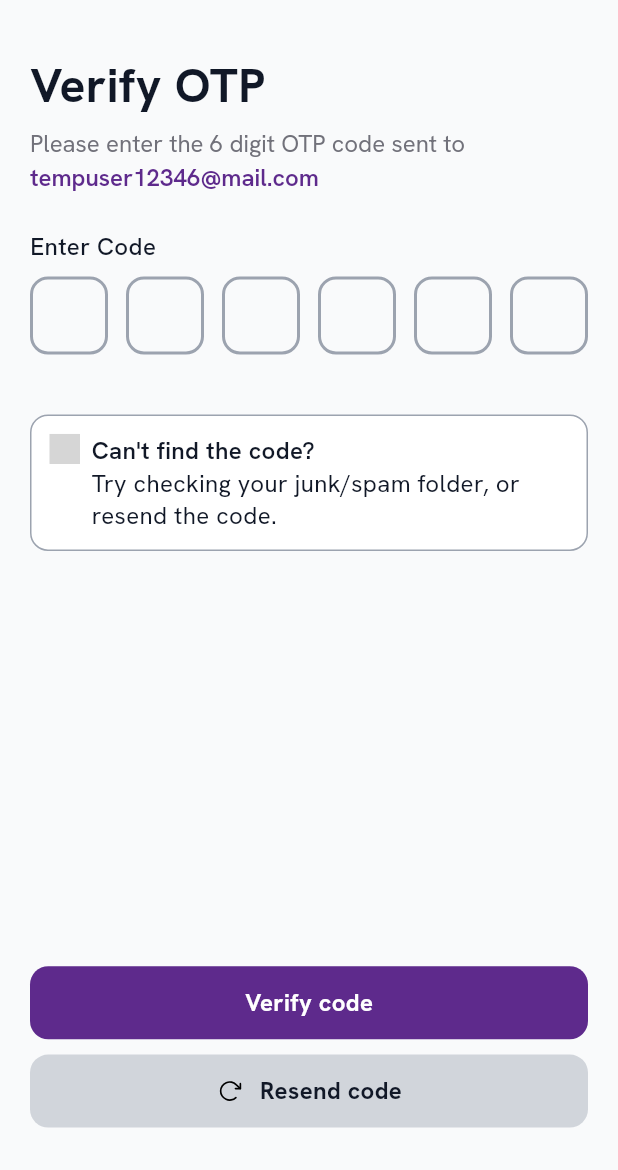
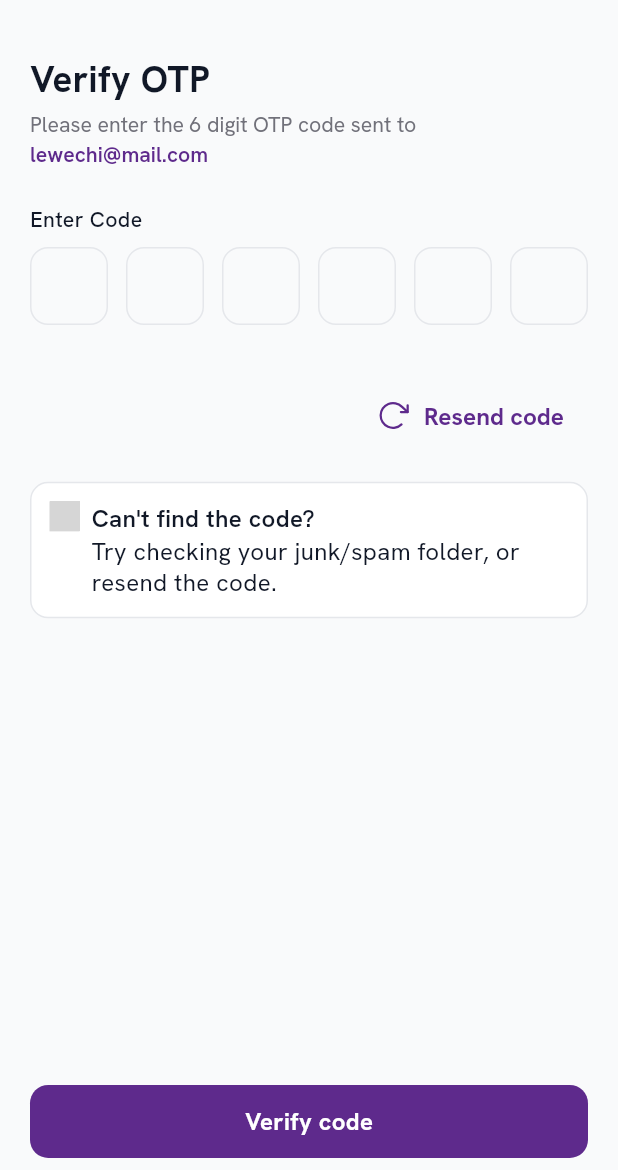
Before and after one commit to SafeVault/vestrollmobile, a Flutter app: the VerifyOtpScreen screen opened by its route, on a phone screen of 412 x 824 dp, the part 66-1236 px from its top. Run offline on Flutter 3.47's test engine with Material 3 defaults, Android fonts, the phone set to English and light mode, and no system bars; drawn by our look-alikes of pin_code_fields; our stand-ins replace bloc, bloc_concurrency, email_validator, equatable, flutter_bloc, flutter_screenutil and 6 more; accounts and stored records are empty; project files that could hold a hidden picture were left out; grey boxes are pictures that could not be loaded.

Commit message:
feat: reset password screen

```diff
--- a/lib/core/navigation/app_router.dart
+++ b/lib/core/navigation/app_router.dart
@@ -5,6 +5,7 @@ import 'package:go_router/go_router.dart';
 import 'package:vestrollmobile/core/navigation/routes_constant.dart';
 import 'package:vestrollmobile/core/utils/enums/biometric_enum.dart';
 import 'package:vestrollmobile/modules/authentication/presentation/screens/login_screen.dart';
+import 'package:vestrollmobile/modules/authentication/presentation/screens/new_password.dart';
 import 'package:vestrollmobile/modules/authentication/presentation/screens/pin_code_screen.dart';
 import 'package:vestrollmobile/modules/authentication/presentation/screens/profile_creation_success_screen.dart';
 import 'package:vestrollmobile/modules/authentication/presentation/screens/address_details_screen.dart';
@@ -100,6 +101,29 @@ class AppRouter {
           return CustomTransitionPage(
             key: state.pageKey,
             child: VerifyOtpScreen(),
+            transitionsBuilder: (
+              context,
+              animation,
+              secondaryAnimation,
+              child,
+            ) {
+              return FadeTransition(
+                opacity: CurveTween(
+                  curve: Curves.easeInOutCirc,
+                ).animate(animation),
+                child: child,
+              );
+            },
+          );
+        },
+      ),
+      GoRoute(
+        path: '/newPassword',
+        name: RouteConstants.newPassword,
+        pageBuilder: (context, state) {
+          return CustomTransitionPage(
+            key: state.pageKey,
+            child: NewPassword(),
             transitionsBuilder: (
               context,
               animation,
--- a/lib/core/navigation/routes_constant.dart
+++ b/lib/core/navigation/routes_constant.dart
@@ -25,4 +25,5 @@ class RouteConstants {
   static const String analytics = 'analytics';
   static const String resetPassword = 'resetPassword';
   static const String verifyOtpScreen = 'verifyOtpScreen';
+  static const String newPassword = 'newPassword';
 }
--- a/lib/core/utils/assets_folder/assets.dart
+++ b/lib/core/utils/assets_folder/assets.dart
@@ -18,6 +18,7 @@ class AppAssets {
   static String ninSlipImage = '$defifundrIconPath/nin_slip.png';
   static String person = '${defifundrIconPath}person.svg';
   static String crossEye = '${defifundrIconPath}cross_eye.svg';
+  static String eyeIcon = '${defifundrIconPath}eye_icon.svg';
   static String arrowRightCurve = '${defifundrIconPath}arrow_right.svg';
   static String headset = '${defifundrIconPath}headset.svg';
   static String googleIcon = '${defifundrIconPath}googleIcon.svg';
--- a/lib/core/utils/managers/app_text.dart
+++ b/lib/core/utils/managers/app_text.dart
@@ -18,8 +18,9 @@ class AppTexts {
   static String enterCode = "Enter Code";
   static String cantFindCode = "Can't find the code?";
   static String cantFindCodeDesc = "Code not received? ";
-  static String invalidOTPCode = "Invalid OTP code";
-  static String invalidOTPCodeDesc = "Please enter a valid OTP code";
+  static String invalidOTPCode = "OTP code incorrect!";
+  static String invalidOTPCodeDesc =
+      "The OTP code you entered is incorrect. Please double-check and try again.";
   static String otpCodeResent = "OTP code resent";
   static String otpCodeResentDesc = "A new code has been sent to your email";
 
--- a/lib/modules/authentication/presentation/screens/verify_otp_screen.dart
+++ b/lib/modules/authentication/presentation/screens/verify_otp_screen.dart
@@ -6,7 +6,9 @@ import 'package:flutter/material.dart';
 import 'package:flutter_bloc/flutter_bloc.dart';
 import 'package:flutter_screenutil/flutter_screenutil.dart';
 import 'package:flutter_svg/svg.dart';
+import 'package:go_router/go_router.dart';
 import 'package:pin_code_fields/pin_code_fields.dart';
+import 'package:vestrollmobile/core/navigation/routes_constant.dart';
 import 'package:vestrollmobile/core/utils/assets_folder/assets.dart';
 import 'package:vestrollmobile/core/utils/managers/app_text.dart';
 import 'package:vestrollmobile/core/utils/managers/config.dart';
@@ -62,7 +64,7 @@ class _VerifyOtpScreenState extends State<VerifyOtpScreen> {
       return;
     }
 
-    // context.pushNamed(RouteConstants.newPassword);
+    context.pushNamed(RouteConstants.newPassword);
   }
 
   void _handleResendOtp() {
@@ -93,14 +95,14 @@ class _VerifyOtpScreenState extends State<VerifyOtpScreen> {
           children: [
             SizedBox(height: 20.h),
             _buildHeader(colors, fonts),
-            const SizedBox(height: 24),
+            SizedBox(height: 24.h),
             _buildOtpInput(colors, fonts),
-            const SizedBox(height: 24),
+            SizedBox(height: 20.h),
+            _buildResendButton(colors, fonts),
+            SizedBox(height: 20.h),
             _buildInfoCard(colors, fonts),
             const Expanded(child: SizedBox()),
             _buildVerifyButton(),
-            SizedBox(height: 10.sp),
-            _buildResendButton(colors, fonts),
             _buildBottomSpacing(),
           ],
         ),
@@ -115,7 +117,7 @@ class _VerifyOtpScreenState extends State<VerifyOtpScreen> {
     return Column(
       crossAxisAlignment: CrossAxisAlignment.start,
       children: [
-        Text("Verify OTP", style: fonts.heading2Bold),
+        Text("Verify OTP", style: fonts.heading2Bold.copyWith(fontSize: 24.sp)),
         const SizedBox(height: 4),
         BlocBuilder<ForgotPasswordBloc, ForgotPasswordState>(
           buildWhen:
@@ -127,12 +129,14 @@ class _VerifyOtpScreenState extends State<VerifyOtpScreen> {
                 text: "Please enter the 6 digit OTP code sent to ",
                 style: fonts.textMdRegular.copyWith(
                   color: colors.textSecondary,
+                  fontSize: 14.sp,
                 ),
                 children: [
                   TextSpan(
-                    text: state.emailAddress ?? 'tempuser12346@mail.com',
+                    text: state.emailAddress ?? 'lewechi@mail.com',
                     style: fonts.textMdSemiBold.copyWith(
                       color: colors.brandDefault,
+                      fontSize: 14.sp,
                     ),
                   ),
                 ],
@@ -152,7 +156,10 @@ class _VerifyOtpScreenState extends State<VerifyOtpScreen> {
     return Column(
       crossAxisAlignment: CrossAxisAlignment.start,
       children: [
-        Text(AppTexts.enterCode, style: fonts.textMdMedium),
+        Text(
+          AppTexts.enterCode,
+          style: fonts.textMdMedium.copyWith(fontSize: 14.sp),
+        ),
         const SizedBox(height: 8),
         BlocConsumer<ForgotPasswordBloc, ForgotPasswordState>(
           listener: (context, state) {
@@ -196,9 +203,9 @@ class _VerifyOtpScreenState extends State<VerifyOtpScreen> {
                 borderRadius: BorderRadius.circular(12),
                 fieldWidth: 52,
                 fieldHeight: 52,
-                borderWidth: 2,
+                borderWidth: 1,
                 activeColor: _hasError ? colors.red500 : colors.brandDefault,
-                inactiveColor: _hasError ? colors.red500 : colors.gray400,
+                inactiveColor: _hasError ? colors.red500 : colors.gray200,
                 selectedColor: _hasError ? colors.red500 : colors.brandDefault,
                 activeFillColor: colors.bgB1,
                 inactiveFillColor: colors.bgB1,
@@ -221,7 +228,7 @@ class _VerifyOtpScreenState extends State<VerifyOtpScreen> {
     final isDark = Theme.of(context).brightness == Brightness.dark;
     return Container(
       decoration: BoxDecoration(
-        border: Border.all(color: colors.gray400),
+        border: Border.all(color: colors.gray200),
         borderRadius: BorderRadius.circular(12),
         color: isDark ? colors.bgB1 : colors.bgB0,
       ),
@@ -278,14 +285,26 @@ class _VerifyOtpScreenState extends State<VerifyOtpScreen> {
                 ? ''
                 : '\t(00:${countdown > 9 ? countdown : '0$countdown'})';
 
-        return PrimaryButton(
-          text: "${AppTexts.resendCode}$countdownText",
-          textColor: colors.textPrimary,
-          color: colors.gray300,
-          icon: AppAssets.arrowClockwise,
-          iconColor: colors.constantDefault,
-          isEnabled: isEnabled,
+        return TextButton(
           onPressed: isEnabled ? _handleResendOtp : null,
+          child: Row(
+            mainAxisAlignment: MainAxisAlignment.end,
+            children: [
+              SvgPicture.asset(
+                AppAssets.arrowClockwise,
+                color: isEnabled ? colors.brandDefault : colors.textSecondary,
+              ),
+              SizedBox(width: 8.sp),
+              Text(
+                "${AppTexts.resendCode}$countdownText",
+                style: fonts.textMdMedium.copyWith(
+                  color: isEnabled ? colors.brandDefault : colors.textSecondary,
+                  fontSize: 16.sp,
+                  fontWeight: FontWeight.w700,
+                ),
+              ),
+            ],
+          ),
         );
       },
     );
@@ -298,7 +317,6 @@ class _VerifyOtpScreenState extends State<VerifyOtpScreen> {
           SizedBox(
             height: 8 + MediaQuery.systemGestureInsetsOf(context).bottom,
           ),
-        SizedBox(height: 20.sp),
       ],
     );
   }
--- a/lib/shared/services/overlay_message.dart
+++ b/lib/shared/services/overlay_message.dart
@@ -127,12 +127,16 @@ class _OverlayMessageState extends State<OverlayMessage>
                       crossAxisAlignment: CrossAxisAlignment.start,
                       mainAxisSize: MainAxisSize.min,
                       children: [
-                        Text(widget.title, style: fonts.textLgBold),
+                        Text(
+                          widget.title,
+                          style: fonts.textLgBold.copyWith(fontSize: 16.sp),
+                        ),
                         SizedBox(height: 4.h),
                         Text(
                           widget.message,
                           style: fonts.textMdRegular.copyWith(
                             color: colors.textSecondary,
+                            fontSize: 14.sp,
                           ),
                         ),
                       ],
```
Also changed, not shown: lib/modules/authentication/presentation/screens/new_password.dart (added, +229 -0 lines), lib/modules/authentication/presentation/widgets/password_requirements_viewer.dart (added, +48 -0 lines), assets/images/otpError.gif (added).
